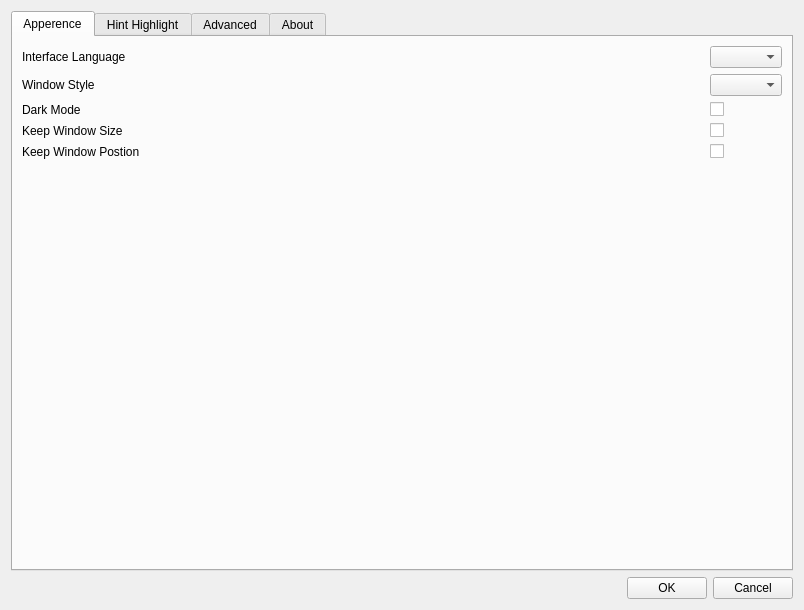
This is ui/configDialog.ui in cocom-official/CoCOM as Qt 5 draws it before an edit. The edited form follows.
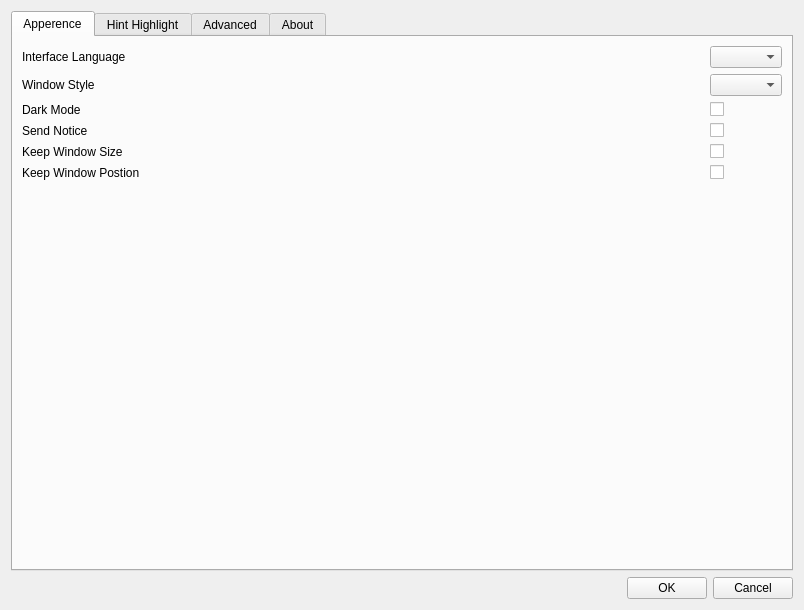
This is the edited form.

Commit message: config add lang switch, add notify option

The edit to the form file:
```diff
--- a/ui/configDialog.ui
+++ b/ui/configDialog.ui
@@ -35,6 +35,23 @@
              </property>
             </widget>
            </item>
+           <item row="0" column="2">
+            <widget class="QComboBox" name="languageComboBox"/>
+           </item>
+           <item row="2" column="0">
+            <widget class="QLabel" name="label_3">
+             <property name="text">
+              <string>Dark Mode</string>
+             </property>
+            </widget>
+           </item>
+           <item row="5" column="2">
+            <widget class="QCheckBox" name="keepWindowsPosCheckBox">
+             <property name="text">
+              <string/>
+             </property>
+            </widget>
+           </item>
            <item row="0" column="1">
             <spacer name="horizontalSpacer_7">
              <property name="orientation">
@@ -48,8 +65,19 @@
              </property>
             </spacer>
            </item>
-           <item row="0" column="2">
-            <widget class="QComboBox" name="languageComboBox"/>
+           <item row="4" column="2">
+            <widget class="QCheckBox" name="keepWindowsSizeCheckBox">
+             <property name="text">
+              <string/>
+             </property>
+            </widget>
+           </item>
+           <item row="5" column="0">
+            <widget class="QLabel" name="label">
+             <property name="text">
+              <string>Keep Window Postion</string>
+             </property>
+            </widget>
            </item>
            <item row="1" column="2">
             <widget class="QComboBox" name="styleComboBox">
@@ -61,13 +89,6 @@
              </property>
             </widget>
            </item>
-           <item row="2" column="0">
-            <widget class="QLabel" name="label_3">
-             <property name="text">
-              <string>Dark Mode</string>
-             </property>
-            </widget>
-           </item>
            <item row="2" column="2">
             <widget class="QCheckBox" name="darkModeCheckBox">
              <property name="text">
@@ -75,34 +96,6 @@
              </property>
             </widget>
            </item>
-           <item row="3" column="0">
-            <widget class="QLabel" name="label_2">
-             <property name="text">
-              <string>Keep Window Size</string>
-             </property>
-            </widget>
-           </item>
-           <item row="3" column="2">
-            <widget class="QCheckBox" name="keepWindowsSizeCheckBox">
-             <property name="text">
-              <string/>
-             </property>
-            </widget>
-           </item>
-           <item row="4" column="0">
-            <widget class="QLabel" name="label">
-             <property name="text">
-              <string>Keep Window Postion</string>
-             </property>
-            </widget>
-           </item>
-           <item row="4" column="2">
-            <widget class="QCheckBox" name="keepWindowsPosCheckBox">
-             <property name="text">
-              <string/>
-             </property>
-            </widget>
-           </item>
            <item row="1" column="0">
             <widget class="QLabel" name="label_5">
              <property name="text">
@@ -110,6 +103,27 @@
              </property>
             </widget>
            </item>
+           <item row="4" column="0">
+            <widget class="QLabel" name="label_2">
+             <property name="text">
+              <string>Keep Window Size</string>
+             </property>
+            </widget>
+           </item>
+           <item row="3" column="0">
+            <widget class="QLabel" name="label_6">
+             <property name="text">
+              <string>Send Notice</string>
+             </property>
+            </widget>
+           </item>
+           <item row="3" column="2">
+            <widget class="QCheckBox" name="noticeCheckBox">
+             <property name="text">
+              <string/>
+             </property>
+            </widget>
+           </item>
           </layout>
          </item>
          <item>
```
The commit also changes 12 other files.
